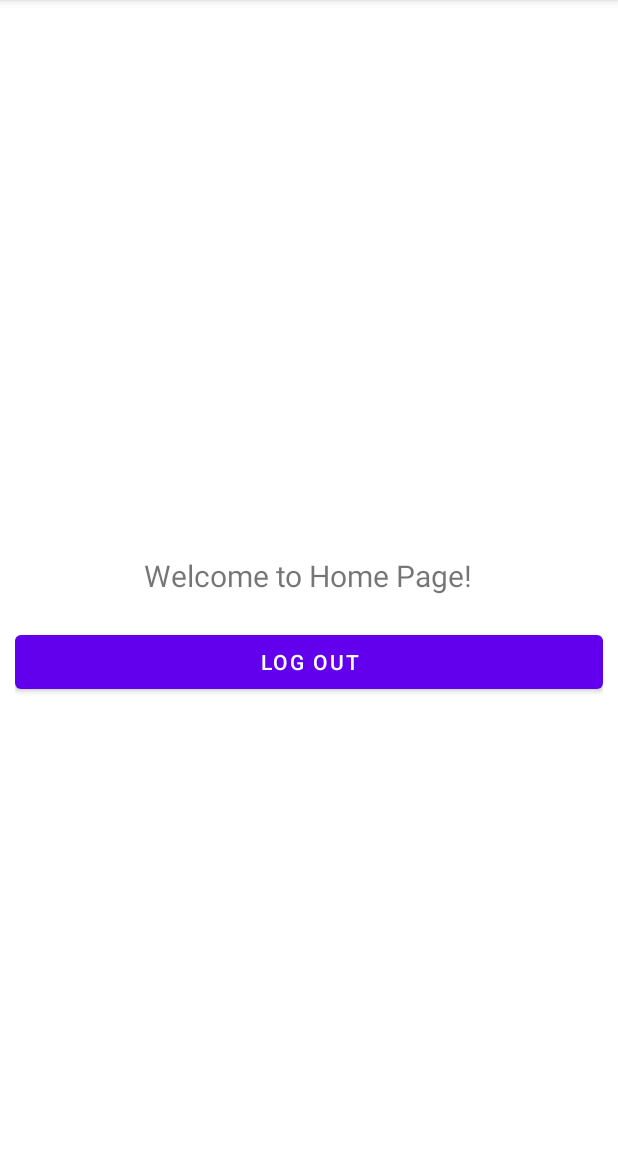
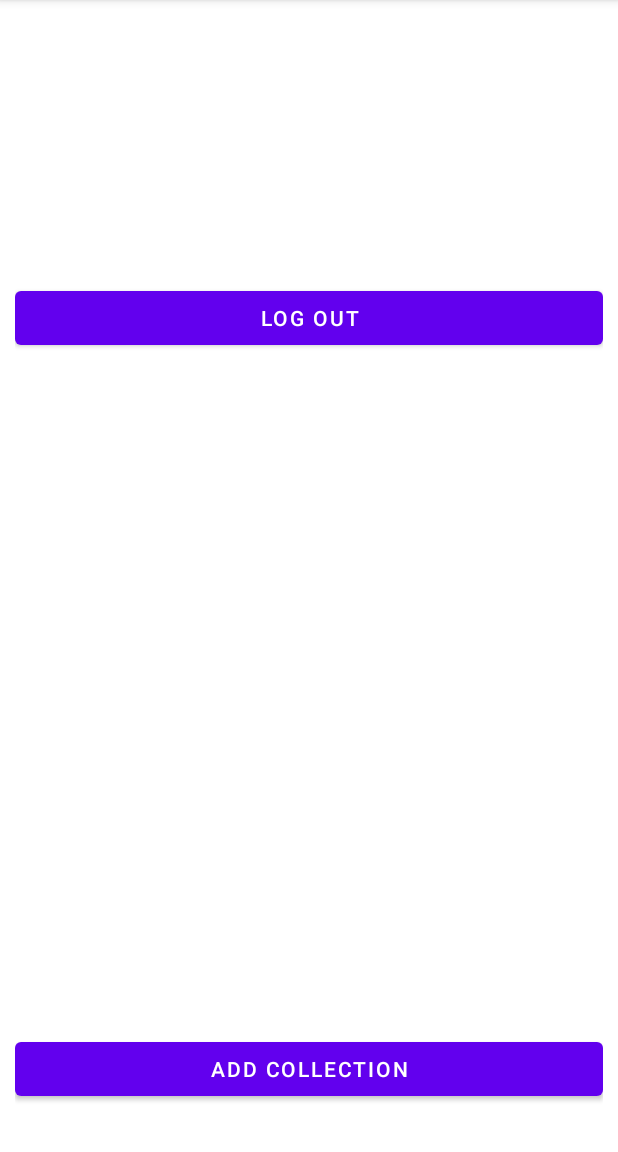
Before and after one commit to ObsidianF/OPSCpart2, an Android app: the screen it shows after launch once a user with an empty profile is signed in (MainActivity), on a phone screen of 412 x 824 dp, the part 84-1236 px from its top. Run offline under Robolectric (Android 15) with nearby library versions, the phone set to English and light mode, and no system bars; our stand-ins replace Firebase (no records; nobody signed in at launch, a user with empty details on screens opened directly).

Commit message:
Started ui for the main screen and add collection screen. and created classes and other stuff for future use

```diff
--- a/app/src/main/AndroidManifest.xml
+++ b/app/src/main/AndroidManifest.xml
@@ -9,6 +9,9 @@
         android:roundIcon="@mipmap/ic_launcher_round"
         android:supportsRtl="true"
         android:theme="@style/Theme.OPSCpart2">
+        <activity
+            android:name=".AddCollectionActivity"
+            android:exported="false" />
         <activity
             android:name=".RegisterActivity"
             android:exported="false" />
--- /dev/null
+++ b/app/src/main/java/com/example/opscpart2/CollectionAdapter.java
@@ -0,0 +1,4 @@
+package com.example.opscpart2;
+
+public class CollectionAdapter {
+}
--- a/app/src/main/java/com/example/opscpart2/MainActivity.java
+++ b/app/src/main/java/com/example/opscpart2/MainActivity.java
@@ -23,6 +23,8 @@ public class MainActivity extends AppCompatActivity {
 
     private Button btnLogout;
 
+    private Button btnAddCollection;
+
     @Override
 
     protected void onCreate(Bundle savedInstanceState) {
@@ -43,7 +45,18 @@ public class MainActivity extends AppCompatActivity {
 
                 logout();
 
-            } }); }
+            } });
+
+        btnAddCollection = findViewById(R.id.btnlogout2);
+
+        btnAddCollection.setOnClickListener(new View.OnClickListener() {
+            @Override
+            public void onClick(View v) {
+                addCollection();
+            }
+        });
+
+    }
 
     @Override
 
@@ -65,4 +78,13 @@ public class MainActivity extends AppCompatActivity {
 
         startActivity(new Intent(MainActivity.this, LoginActivity.class));
 
-    }}
+    }
+
+    public void addCollection() {
+
+
+        startActivity(new Intent(MainActivity.this, AddCollectionActivity.class));
+
+    }
+
+}
--- a/app/src/main/res/layout/activity_main.xml
+++ b/app/src/main/res/layout/activity_main.xml
@@ -7,22 +7,29 @@
     tools:context=".MainActivity"
     android:layout_margin="10dp">
 
-    <TextView
-        android:id="@+id/text_welcome"
-        android:layout_width="wrap_content"
-        android:layout_height="wrap_content"
-        android:text="Welcome to Home Page!"
-        android:layout_centerInParent="true"
-        android:textSize="20dp"
-        android:layout_marginBottom="20dp"
-        />
-
 
     <Button
         android:id="@+id/btnlogout"
         android:layout_width="match_parent"
         android:layout_height="wrap_content"
-        android:layout_below="@+id/text_welcome"
-        android:text="Log Out"/>
+        android:layout_alignParentBottom="true"
+        android:layout_marginBottom="522dp"
+        android:text="Log Out" />
+
+    <ListView
+        android:id="@+id/collectionListView"
+        android:layout_width="match_parent"
+        android:layout_height="match_parent"
+        android:layout_alignBottom="@+id/btnlogout"
+        android:layout_marginBottom="190dp" />
+
+    <Button
+        android:id="@+id/btnlogout2"
+        android:layout_width="match_parent"
+        android:layout_height="wrap_content"
+        android:layout_alignParentBottom="true"
+        android:layout_marginTop="85dp"
+        android:layout_marginBottom="21dp"
+        android:text="Add Collection" />
 
 </RelativeLayout>
```
Also changed, not shown: app/src/main/java/com/example/opscpart2/AddCollectionActivity.java (added, +35 -0 lines), app/src/main/res/layout/activity_add_collection.xml (added, +19 -0 lines), app/src/main/res/layout/collection_cell.xml (added, +19 -0 lines).
